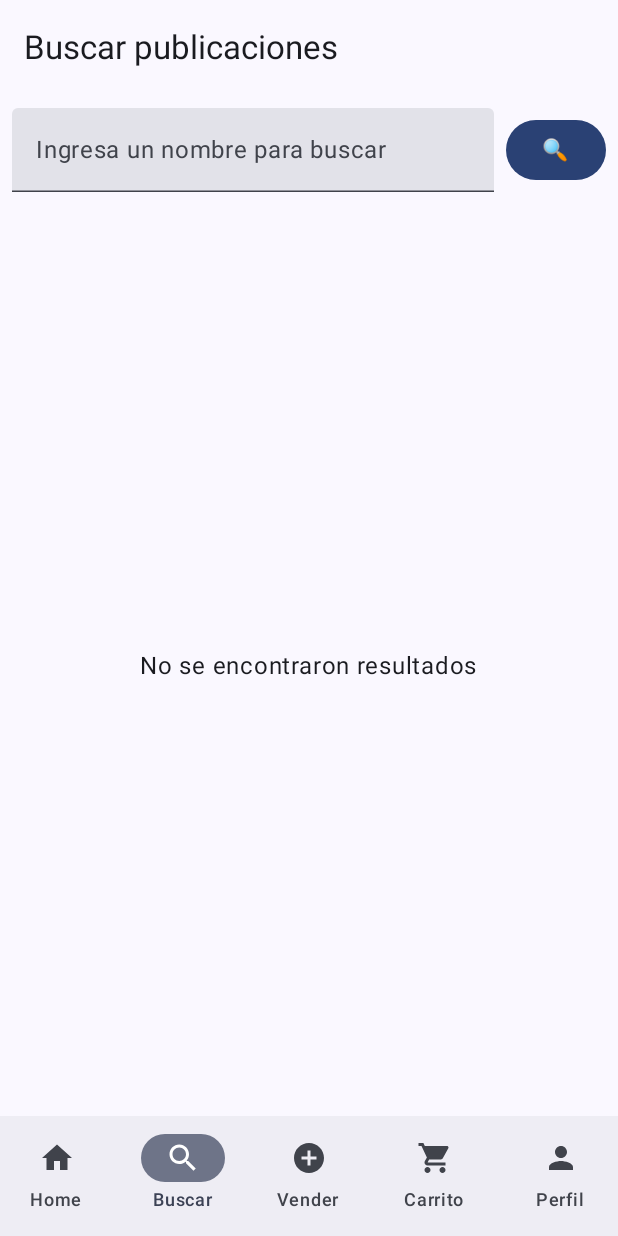
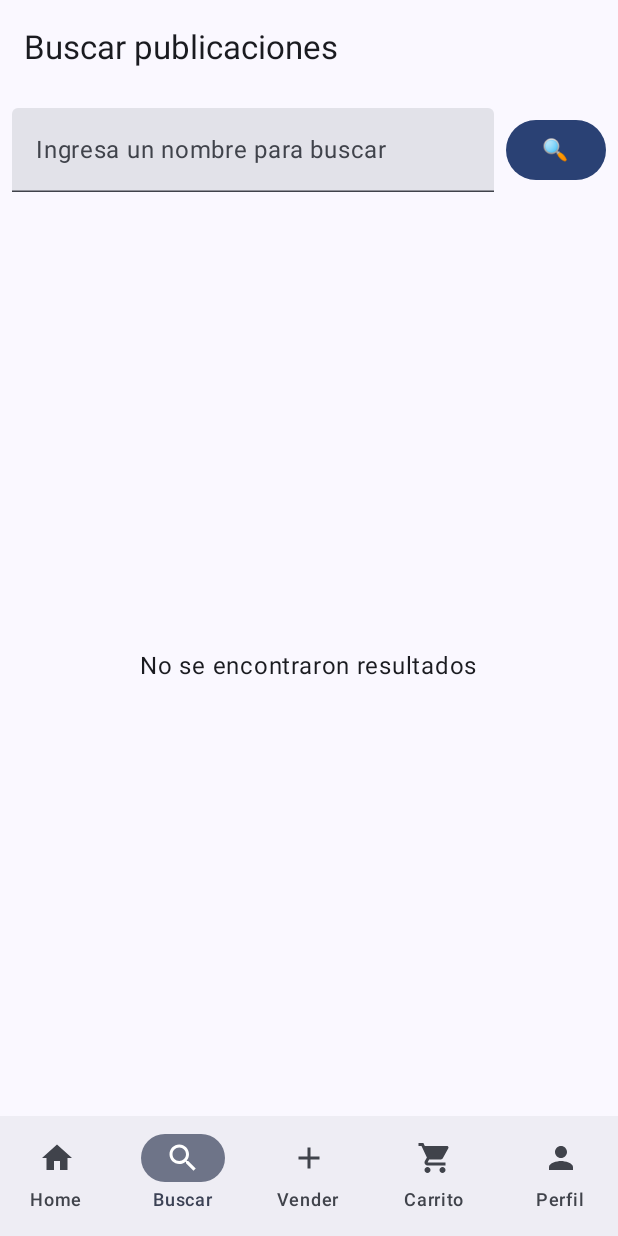
Before and after one commit to Alonsini/Tiendaza-android, an Android app built with Jetpack Compose: the screen it shows after launch (MainActivity), item 2 of the bottom bar chosen, on a phone screen of 412 x 824 dp. Run offline under Robolectric (Android 15) with nearby library versions, the phone set to English and light mode, and no system bars; pictures from the network do not load.

Commit message:
sisi
sisi

```diff
--- a/app/src/main/java/com/example/tiendaza/MainActivity.kt
+++ b/app/src/main/java/com/example/tiendaza/MainActivity.kt
@@ -14,17 +14,14 @@ import androidx.navigation.compose.NavHost
 import androidx.navigation.compose.composable
 import androidx.navigation.compose.rememberNavController
 import androidx.navigation.navArgument
+import com.example.tiendaza.ui.screens.*
+import com.example.tiendaza.ui.theme.TiendazaTheme
+import com.example.tiendaza.ui.viewmodel.MainViewModel
+import com.example.tiendaza.ui.viewmodel.MainViewModelFactory
 import com.example.tiendaza.navigation.BottomBar
 import com.example.tiendaza.navigation.BottomNavItem
 import com.example.tiendaza.navigation.Routes
-import com.example.tiendaza.ui.screens.CartScreen
-import com.example.tiendaza.ui.screens.DetailScreen
-import com.example.tiendaza.ui.screens.HomeScreen
-import com.example.tiendaza.ui.screens.ProfileScreen
-import com.example.tiendaza.ui.screens.SearchScreen
-import com.example.tiendaza.ui.screens.VenderScreen
-import com.example.tiendaza.ui.theme.TiendazaTheme
-import com.example.tiendaza.ui.viewmodel.MainViewModel
+
 
 class MainActivity : ComponentActivity() {
     override fun onCreate(savedInstanceState: Bundle?) {
@@ -42,8 +39,8 @@ class MainActivity : ComponentActivity() {
 fun App() {
     val navController = rememberNavController()
 
-    // ⭐ CORRECCIÓN: Declarar el ViewModel
-    val mainViewModel: MainViewModel = viewModel()
+    // ⭐ ViewModel con Factory para evitar el crash
+    val mainViewModel: MainViewModel = viewModel(factory = MainViewModelFactory())
 
     val bottomItems = listOf(
         BottomNavItem.Home,
@@ -56,56 +53,66 @@ fun App() {
     Scaffold(
         bottomBar = { BottomBar(navController, bottomItems) }
     ) { innerPadding ->
+
         NavHost(
             navController = navController,
             startDestination = Routes.HOME,
             modifier = Modifier.padding(innerPadding)
         ) {
+
+            // 🏠 Home
             composable(Routes.HOME) {
                 HomeScreen(
                     viewModel = mainViewModel,
-                    onItemClick = { id: Long ->
-                        navController.navigate(Routes.detailRoute(id.toInt()))
+                    onItemClick = { id ->
+                        navController.navigate("${Routes.DETAIL}/$id")
                     }
                 )
             }
 
+            // 🔍 Search
             composable(Routes.SEARCH) {
                 SearchScreen(
                     viewModel = mainViewModel,
-                    onItemClick = { id: Long ->
-                        navController.navigate(Routes.detailRoute(id.toInt()))
+                    onItemClick = { id ->
+                        navController.navigate("${Routes.DETAIL}/$id")
                     }
                 )
             }
 
+            // 🛒 Detail
             composable(
-                route = Routes.DETAIL,
-                arguments = listOf(navArgument("publicacionId") { type = NavType.IntType })
+                route = "${Routes.DETAIL}/{publicacionId}",
+                arguments = listOf(navArgument("publicacionId") { type = NavType.LongType })
             ) { backStackEntry ->
-                val id = backStackEntry.arguments?.getInt("publicacionId") ?: -1
+
+                val id = backStackEntry.arguments?.getLong("publicacionId") ?: -1L
+
                 DetailScreen(
-                    publicacionId = id.toLong(),
+                    publicacionId = id,
                     viewModel = mainViewModel,
                     onBack = { navController.popBackStack() }
                 )
             }
 
+            // 👤 Profile
             composable(Routes.PROFILE) {
                 ProfileScreen()
             }
 
+            // ➕ Sell / Vender
             composable(Routes.SELL) {
                 VenderScreen(
                     viewModel = mainViewModel,
                     onCreated = {
                         navController.navigate(Routes.HOME) {
-                            popUpTo(Routes.HOME) { inclusive = false }
+                            popUpTo(Routes.HOME) { inclusive = true }
                         }
                     }
                 )
             }
 
+            // 🛒 Cart
             composable(Routes.CART) {
                 CartScreen()
             }
--- a/app/src/main/java/com/example/tiendaza/navigation/BottomBar.kt
+++ b/app/src/main/java/com/example/tiendaza/navigation/BottomBar.kt
@@ -1,53 +1,35 @@
 package com.example.tiendaza.navigation
 
-import androidx.compose.material.icons.Icons
-import androidx.compose.material.icons.filled.Add
-import androidx.compose.material.icons.filled.AddCircle
-import androidx.compose.material.icons.filled.Home
-import androidx.compose.material.icons.filled.Person
-import androidx.compose.material.icons.filled.Search
-import androidx.compose.material.icons.filled.ShoppingCart
-import androidx.compose.material3.*
+import androidx.compose.material3.Icon
+import androidx.compose.material3.NavigationBar
+import androidx.compose.material3.NavigationBarItem
+import androidx.compose.material3.Text
 import androidx.compose.runtime.Composable
-import androidx.compose.runtime.getValue
-import androidx.navigation.NavHostController
-import androidx.navigation.compose.*
+import androidx.navigation.NavController
+import androidx.navigation.compose.currentBackStackEntryAsState
 
-
-sealed class BottomNavItem(val route: String, val label: String, val icon: androidx.compose.ui.graphics.vector.ImageVector) {
-    object Home : BottomNavItem(Routes.HOME, "Home", Icons.Default.Home)
-
-    object Search : BottomNavItem(Routes.SEARCH, "Buscar", Icons.Default.Search)
-
-    object Sell : BottomNavItem(Routes.SELL, "Vender", Icons.Default.AddCircle)
-
-    object Cart : BottomNavItem(Routes.CART, "Carrito", Icons.Default.ShoppingCart)
-
-    object Profile : BottomNavItem(Routes.PROFILE, "Perfil", Icons.Default.Person)
-}
-@OptIn(ExperimentalMaterial3Api::class)
 @Composable
-fun BottomBar(navController: NavHostController, items: List<BottomNavItem>) {
-    val navBackStackEntry by navController.currentBackStackEntryAsState()
-    val currentRoute = navBackStackEntry?.destination?.route
+fun BottomBar(navController: NavController, items: List<BottomNavItem>) {
+    val backStackEntry = navController.currentBackStackEntryAsState()
+    val currentRoute = backStackEntry.value?.destination?.route
 
     NavigationBar {
         items.forEach { item ->
             NavigationBarItem(
-                icon = { Icon(item.icon, contentDescription = item.label) },
-                label = { Text(item.label) },
-                selected = currentRoute == item.route,
+                selected = currentRoute?.startsWith(item.route) == true,
                 onClick = {
                     if (currentRoute != item.route) {
                         navController.navigate(item.route) {
-                            popUpTo(navController.graph.startDestinationRoute ?: Routes.HOME) {
+                            popUpTo(navController.graph.startDestinationId) {
                                 saveState = true
                             }
                             launchSingleTop = true
                             restoreState = true
                         }
                     }
-                }
+                },
+                icon = { Icon(item.icon, contentDescription = item.title) },
+                label = { Text(item.title) }
             )
         }
     }
--- /dev/null
+++ b/app/src/main/java/com/example/tiendaza/navigation/BottomNavItem.kt
@@ -0,0 +1,22 @@
+package com.example.tiendaza.navigation
+
+
+import androidx.compose.material.icons.Icons
+import androidx.compose.material.icons.filled.Add
+import androidx.compose.material.icons.filled.Home
+import androidx.compose.material.icons.filled.Person
+import androidx.compose.material.icons.filled.Search
+import androidx.compose.material.icons.filled.ShoppingCart
+import androidx.compose.ui.graphics.vector.ImageVector
+
+sealed class BottomNavItem(
+    val title: String,
+    val route: String,
+    val icon: ImageVector
+) {
+    object Home : BottomNavItem("Home", Routes.HOME, Icons.Filled.Home)
+    object Search : BottomNavItem("Buscar", Routes.SEARCH, Icons.Filled.Search)
+    object Sell : BottomNavItem("Vender", Routes.SELL, Icons.Filled.Add)
+    object Cart : BottomNavItem("Carrito", Routes.CART, Icons.Filled.ShoppingCart)
+    object Profile : BottomNavItem("Perfil", Routes.PROFILE, Icons.Filled.Person)
+}
--- /dev/null
+++ b/app/src/main/java/com/example/tiendaza/ui/viewmodel/MainViewModelFactory.kt
@@ -0,0 +1,18 @@
+
+package com.example.tiendaza.ui.viewmodel
+
+import androidx.lifecycle.ViewModel
+import androidx.lifecycle.ViewModelProvider
+import com.example.tiendaza.data.repository.PublicacionRepositoryImpl
+
+class MainViewModelFactory : ViewModelProvider.Factory {
+    override fun <T : ViewModel> create(modelClass: Class<T>): T {
+        if (modelClass.isAssignableFrom(MainViewModel::class.java)) {
+            // ViewModel de la app, usando el repo real
+            return MainViewModel(
+                repository = PublicacionRepositoryImpl()
+            ) as T
+        }
+        throw IllegalArgumentException("Unknown ViewModel class")
+    }
+}
```
